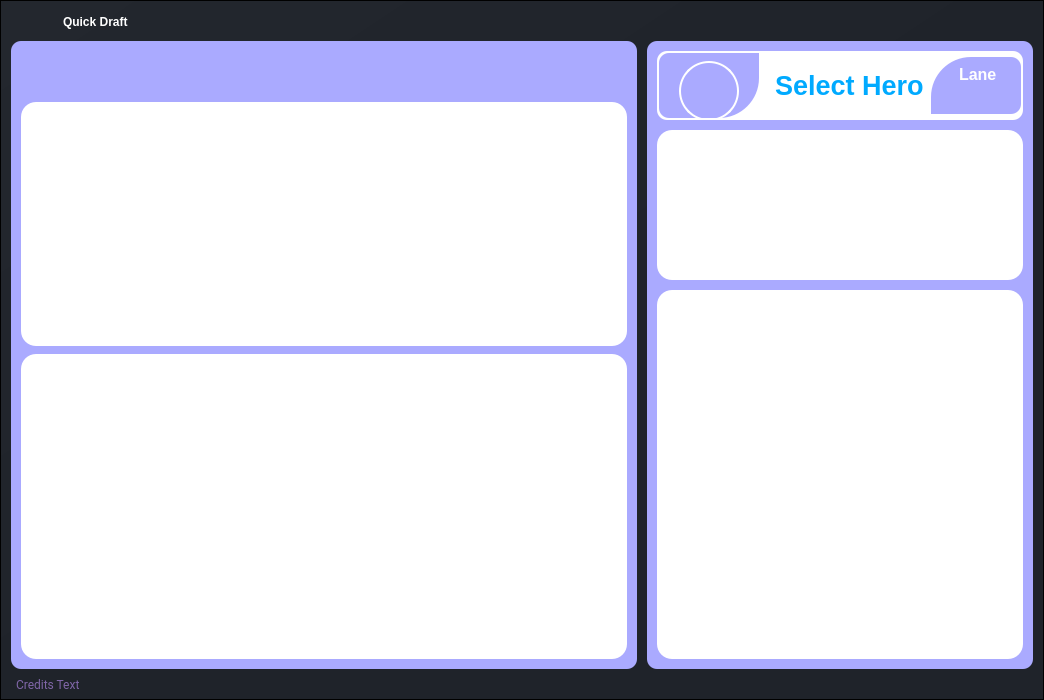
elian-olbz/mlbb-drafting-and-simulation-tools, file ui/pages/quick_draft.ui: the form before one commit.
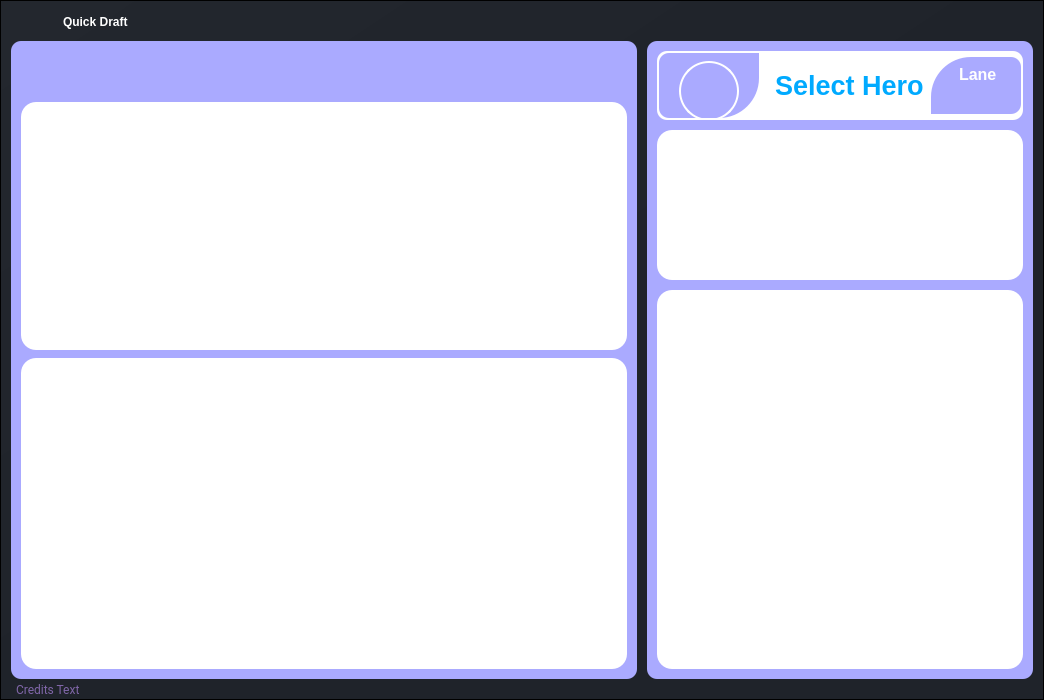
The form after the commit. Icons and pictures are not drawn.

Patch:
```diff
--- a/ui/pages/quick_draft.ui
+++ b/ui/pages/quick_draft.ui
@@ -82,6 +82,7 @@
          <property name="styleSheet">
           <string notr="true">*{
 border:none;
+border-radius: 0px;
 background-color:transparent;
 background:transparent;
 padding:0;
@@ -93,9 +94,7 @@
 padding: 5px 10px;
 border-top-left-radius: 10px;
 border-bottom-left-radius: 10px;
-}
-
-</string>
+}</string>
          </property>
          <property name="frameShape">
           <enum>QFrame::StyledPanel</enum>
@@ -456,7 +455,15 @@
              </sizepolicy>
             </property>
             <property name="styleSheet">
-             <string notr="true">background:transparent;</string>
+             <string notr="true">QWidget #main_body_container{
+background:transparent;
+border-top-left-radius: 0px;
+border-bottom-left-radius: 10px;
+border-top-right-radius: 0px;
+border-bottom-right-radius: 10px;
+}
+
+</string>
             </property>
             <layout class="QVBoxLayout" name="verticalLayout">
              <property name="spacing">
@@ -1900,11 +1907,19 @@
                <property name="maximumSize">
                 <size>
                  <width>16777215</width>
-                 <height>30</height>
+                 <height>20</height>
                 </size>
                </property>
                <property name="styleSheet">
-                <string notr="true">background-color:#1f232a;</string>
+                <string notr="true">QFrame #credits_bar{
+background-color:#1f232a;
+border-top-left-radius: 0px;
+border-bottom-left-radius: 10px;
+border-top-right-radius: 0px;
+border-bottom-right-radius: 10px;
+}
+
+</string>
                </property>
                <property name="frameShape">
                 <enum>QFrame::NoFrame</enum>
```
Left out of the diff: 6 changed lines with no effect on the pictures.
